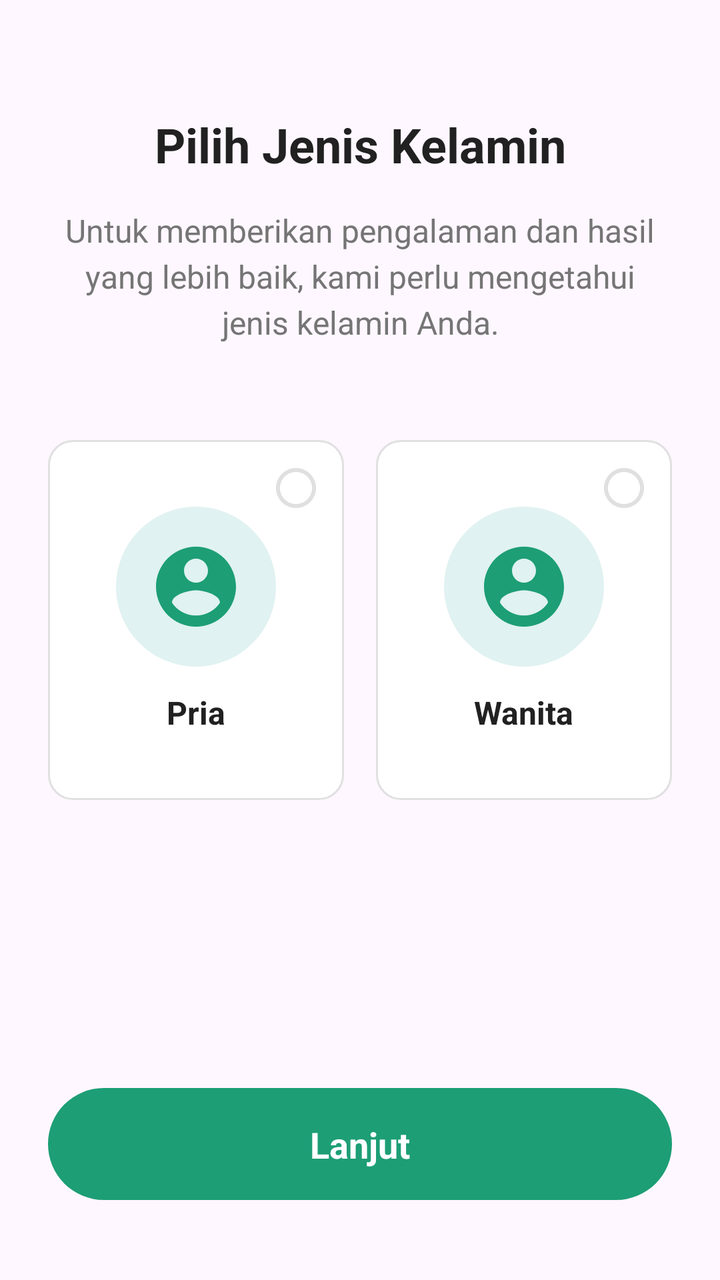
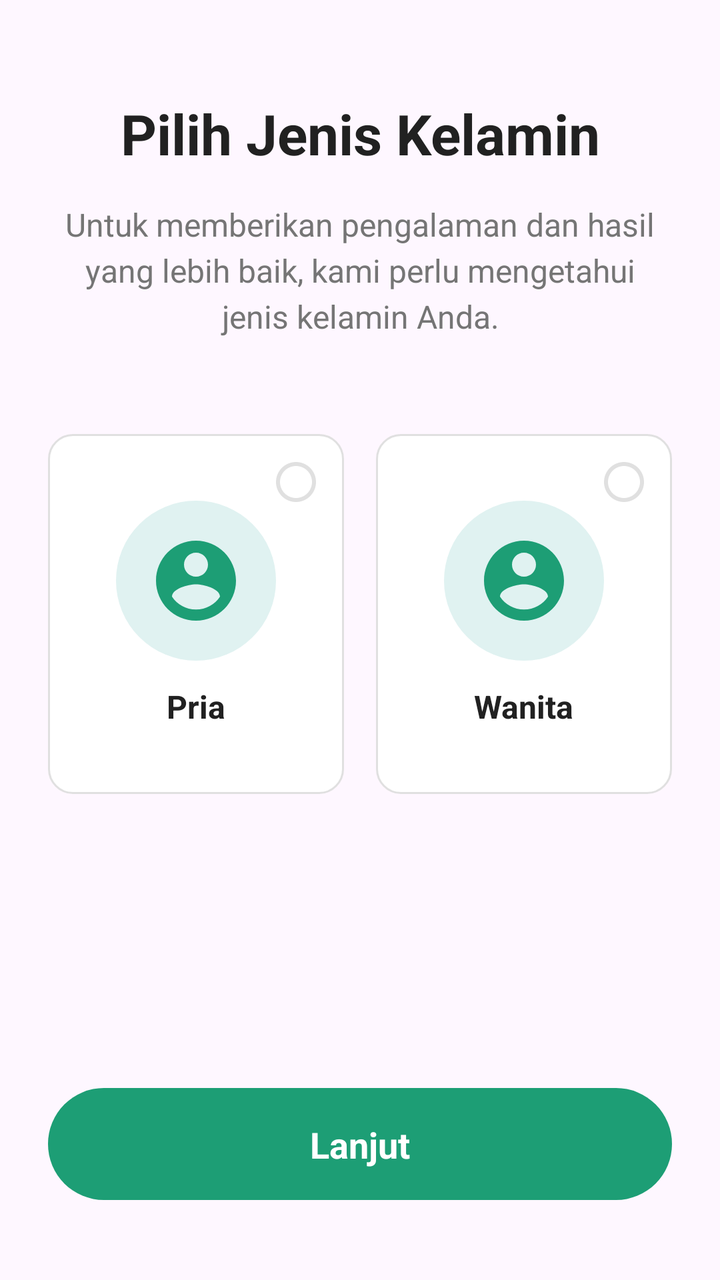

The first picture is an Android layout as it rendered before a commit; the second is the same layout after the commit. The layout source and the unified diff follow.
<!-- AndroidManifest.xml: application theme Theme.SmartBite -->
<!-- res/layout/fragment_onboarding_gender.xml -->
<?xml version="1.0" encoding="utf-8"?>
<androidx.constraintlayout.widget.ConstraintLayout xmlns:android="http://schemas.android.com/apk/res/android"
    xmlns:app="http://schemas.android.com/apk/res-auto"
    xmlns:tools="http://schemas.android.com/tools"
    android:layout_width="match_parent"
    android:layout_height="match_parent"
    android:padding="24dp">

    <TextView
        android:id="@+id/tv_title"
        android:layout_width="match_parent"
        android:layout_height="wrap_content"
        android:layout_marginTop="32dp"
        android:gravity="center"
        android:text="Pilih Jenis Kelamin"
        android:textColor="@color/text_primary"
        android:textSize="24sp"
        android:textStyle="bold"
        app:layout_constraintTop_toTopOf="parent" />

    <TextView
        android:id="@+id/tv_subtitle"
        android:layout_width="match_parent"
        android:layout_height="wrap_content"
        android:layout_marginTop="16dp"
        android:gravity="center"
        android:lineSpacingExtra="4sp"
        android:text="Untuk memberikan pengalaman dan hasil yang lebih baik, kami perlu mengetahui jenis kelamin Anda."
        android:textColor="@color/text_secondary"
        android:textSize="16sp"
        app:layout_constraintTop_toBottomOf="@id/tv_title" />

    <LinearLayout
        android:id="@+id/ll_gender_options"
        android:layout_width="match_parent"
        android:layout_height="wrap_content"
        android:layout_marginTop="48dp"
        android:orientation="horizontal"
        android:weightSum="2"
        app:layout_constraintTop_toBottomOf="@id/tv_subtitle">

        
        <androidx.constraintlayout.widget.ConstraintLayout
            android:id="@+id/btn_male"
            android:layout_width="0dp"
            android:layout_height="180dp"
            android:layout_marginEnd="8dp"
            android:layout_weight="1"
            android:background="@drawable/bg_gender_card_unselected"
            android:clickable="true"
            android:focusable="true">

            <ImageView
                android:id="@+id/iv_check_male"
                android:layout_width="24dp"
                android:layout_height="24dp"
                android:layout_marginTop="12dp"
                android:layout_marginEnd="12dp"
                android:src="@drawable/ic_check_circle_outline"
                app:layout_constraintEnd_toEndOf="parent"
                app:layout_constraintTop_toTopOf="parent" />

            <View
                android:id="@+id/v_icon_bg_male"
                android:layout_width="80dp"
                android:layout_height="80dp"
                android:background="@drawable/bg_icon_circle_green"
                app:layout_constraintBottom_toTopOf="@+id/tv_male_label"
                app:layout_constraintEnd_toEndOf="parent"
                app:layout_constraintStart_toStartOf="parent"
                app:layout_constraintTop_toTopOf="parent"
                app:layout_constraintVertical_chainStyle="packed" />

            <ImageView
                android:layout_width="48dp"
                android:layout_height="48dp"
                android:src="@drawable/ic_male"
                app:layout_constraintBottom_toBottomOf="@id/v_icon_bg_male"
                app:layout_constraintEnd_toEndOf="@id/v_icon_bg_male"
                app:layout_constraintStart_toStartOf="@id/v_icon_bg_male"
                app:layout_constraintTop_toTopOf="@id/v_icon_bg_male" />

            <TextView
                android:id="@+id/tv_male_label"
                android:layout_width="wrap_content"
                android:layout_height="wrap_content"
                android:layout_marginTop="12dp"
                android:text="Pria"
                android:textColor="@color/text_primary"
                android:textSize="16sp"
                android:textStyle="bold"
                app:layout_constraintBottom_toBottomOf="parent"
                app:layout_constraintEnd_toEndOf="parent"
                app:layout_constraintStart_toStartOf="parent"
                app:layout_constraintTop_toBottomOf="@id/v_icon_bg_male" />
        </androidx.constraintlayout.widget.ConstraintLayout>

        
        <androidx.constraintlayout.widget.ConstraintLayout
            android:id="@+id/btn_female"
            android:layout_width="0dp"
            android:layout_height="180dp"
            android:layout_marginStart="8dp"
            android:layout_weight="1"
            android:background="@drawable/bg_gender_card_unselected"
            android:clickable="true"
            android:focusable="true">

            <ImageView
                android:id="@+id/iv_check_female"
                android:layout_width="24dp"
                android:layout_height="24dp"
                android:layout_marginTop="12dp"
                android:layout_marginEnd="12dp"
                android:src="@drawable/ic_check_circle_outline"
                app:layout_constraintEnd_toEndOf="parent"
                app:layout_constraintTop_toTopOf="parent" />

            <View
                android:id="@+id/v_icon_bg_female"
                android:layout_width="80dp"
                android:layout_height="80dp"
                android:background="@drawable/bg_icon_circle_green"
                app:layout_constraintBottom_toTopOf="@+id/tv_female_label"
                app:layout_constraintEnd_toEndOf="parent"
                app:layout_constraintStart_toStartOf="parent"
                app:layout_constraintTop_toTopOf="parent"
                app:layout_constraintVertical_chainStyle="packed" />

            <ImageView
                android:layout_width="48dp"
                android:layout_height="48dp"
                android:src="@drawable/ic_female"
                app:layout_constraintBottom_toBottomOf="@id/v_icon_bg_female"
                app:layout_constraintEnd_toEndOf="@id/v_icon_bg_female"
                app:layout_constraintStart_toStartOf="@id/v_icon_bg_female"
                app:layout_constraintTop_toTopOf="@id/v_icon_bg_female" />

            <TextView
                android:id="@+id/tv_female_label"
                android:layout_width="wrap_content"
                android:layout_height="wrap_content"
                android:layout_marginTop="12dp"
                android:text="Wanita"
                android:textColor="@color/text_primary"
                android:textSize="16sp"
                android:textStyle="bold"
                app:layout_constraintBottom_toBottomOf="parent"
                app:layout_constraintEnd_toEndOf="parent"
                app:layout_constraintStart_toStartOf="parent"
                app:layout_constraintTop_toBottomOf="@id/v_icon_bg_female" />
        </androidx.constraintlayout.widget.ConstraintLayout>

    </LinearLayout>

    <androidx.constraintlayout.widget.ConstraintLayout
        android:id="@+id/btn_next"
        android:layout_width="match_parent"
        android:layout_height="56dp"
        android:layout_marginBottom="16dp"
        android:background="@drawable/onboarding_button_bg"
        android:clickable="true"
        android:focusable="true"
        app:layout_constraintBottom_toBottomOf="parent">

        <TextView
            android:layout_width="wrap_content"
            android:layout_height="wrap_content"
            android:text="Lanjut"
            android:textColor="@color/white"
            android:textSize="18sp"
            android:textStyle="bold"
            app:layout_constraintBottom_toBottomOf="parent"
            app:layout_constraintEnd_toEndOf="parent"
            app:layout_constraintStart_toStartOf="parent"
            app:layout_constraintTop_toTopOf="parent" />

    </androidx.constraintlayout.widget.ConstraintLayout>

</androidx.constraintlayout.widget.ConstraintLayout>
<!-- resources referenced by this layout -->
<resources>
  <color name="text_primary">#212121</color>
  <color name="text_secondary">#757575</color>
  <color name="white">#FFFFFFFF</color>
  <!-- drawable bg_gender_card_unselected (drawable) -->
  <?xml version="1.0" encoding="utf-8"?>
  <shape xmlns:android="http://schemas.android.com/apk/res/android">
      <solid android:color="@color/white" />
      <corners android:radius="12dp" />
      <stroke android:width="1dp" android:color="#E0E0E0" />
  </shape>
  <!-- drawable bg_icon_circle_green (drawable) -->
  <?xml version="1.0" encoding="utf-8"?>
  <shape xmlns:android="http://schemas.android.com/apk/res/android"
      android:shape="oval">
      <solid android:color="#E0F2F1" />
  </shape>
  <!-- drawable ic_check_circle_outline (drawable) -->
  <vector xmlns:android="http://schemas.android.com/apk/res/android"
      android:width="24dp"
      android:height="24dp"
      android:viewportWidth="24"
      android:viewportHeight="24">
      <path
          android:fillColor="#E0E0E0"
          android:pathData="M12,2C6.48,2 2,6.48 2,12s4.48,10 10,10 10,-4.48 10,-10S17.52,2 12,2zM12,20c-4.42,0 -8,-3.58 -8,-8s3.58,-8 8,-8 8,3.58 8,8 -3.58,8 -8,8z"/>
  </vector>
  <!-- drawable ic_female (drawable) -->
  <vector xmlns:android="http://schemas.android.com/apk/res/android"
      android:width="64dp"
      android:height="64dp"
      android:viewportWidth="24"
      android:viewportHeight="24">
      <path
          android:fillColor="@color/brand_green"
          android:pathData="M12,2C6.48,2 2,6.48 2,12s4.48,10 10,10 10,-4.48 10,-10S17.52,2 12,2zM12,5c1.66,0 3,1.34 3,3s-1.34,3 -3,3 -3,-1.34 -3,-3 1.34,-3 3,-3zM12,19.2c-2.5,0 -4.71,-1.28 -6,-3.22 0.03,-1.99 4,-3.08 6,-3.08 1.99,0 5.97,1.09 6,3.08 -1.29,1.94 -3.5,3.22 -6,3.22z"/>
  </vector>
  <!-- drawable ic_male (drawable) -->
  <vector xmlns:android="http://schemas.android.com/apk/res/android"
      android:width="64dp"
      android:height="64dp"
      android:viewportWidth="24"
      android:viewportHeight="24">
      <path
          android:fillColor="@color/brand_green"
          android:pathData="M12,2C6.48,2 2,6.48 2,12s4.48,10 10,10 10,-4.48 10,-10S17.52,2 12,2zM12,5c1.66,0 3,1.34 3,3s-1.34,3 -3,3 -3,-1.34 -3,-3 1.34,-3 3,-3zM12,19.2c-2.5,0 -4.71,-1.28 -6,-3.22 0.03,-1.99 4,-3.08 6,-3.08 1.99,0 5.97,1.09 6,3.08 -1.29,1.94 -3.5,3.22 -6,3.22z"/>
  </vector>
  <!-- drawable onboarding_button_bg (drawable) -->
  <?xml version="1.0" encoding="utf-8"?>
  <ripple xmlns:android="http://schemas.android.com/apk/res/android"
      android:color="#40FFFFFF">
      <item>
          <shape android:shape="rectangle">
              <solid android:color="@color/brand_green" />
              <corners android:radius="100dp" />
          </shape>
      </item>
  </ripple>
  <style name="Theme.SmartBite" parent="Theme.Material3.DayNight.NoActionBar">
          
          <item name="colorPrimary">@color/purple_500</item>
          <item name="colorOnPrimary">@color/white</item>
          
          <item name="colorSecondary">@color/teal_200</item>
          <item name="colorOnSecondary">@color/black</item>
          
          <item name="colorSecondaryContainer">@color/nav_glow_green</item>
          <item name="colorOnSecondaryContainer">@color/nav_active_green</item>
          
          <item name="android:statusBarColor">@android:color/transparent</item>
          <item name="android:navigationBarColor">@android:color/transparent</item>
          <item name="android:windowLayoutInDisplayCutoutMode" tools:targetApi="o_mr1">shortEdges</item>
          
      </style>
  <color name="brand_green">#1D9E75</color>
  <color name="purple_500">#3F7E03</color>
  <color name="teal_200">#FF03DAC5</color>
  <color name="black">#FF000000</color>
  <color name="nav_glow_green">#1A34A853</color>
  <color name="nav_active_green">#34A853</color>
</resources>

<!-- the commit's change to res/layout/fragment_onboarding_gender.xml (unified diff, before → after) -->
@@ -10,11 +10,11 @@
         android:id="@+id/tv_title"
         android:layout_width="match_parent"
         android:layout_height="wrap_content"
-        android:layout_marginTop="32dp"
+        android:layout_marginTop="24dp"
         android:gravity="center"
         android:text="Pilih Jenis Kelamin"
         android:textColor="@color/text_primary"
-        android:textSize="24sp"
+        android:textSize="28sp"
         android:textStyle="bold"
         app:layout_constraintTop_toTopOf="parent" />
 
